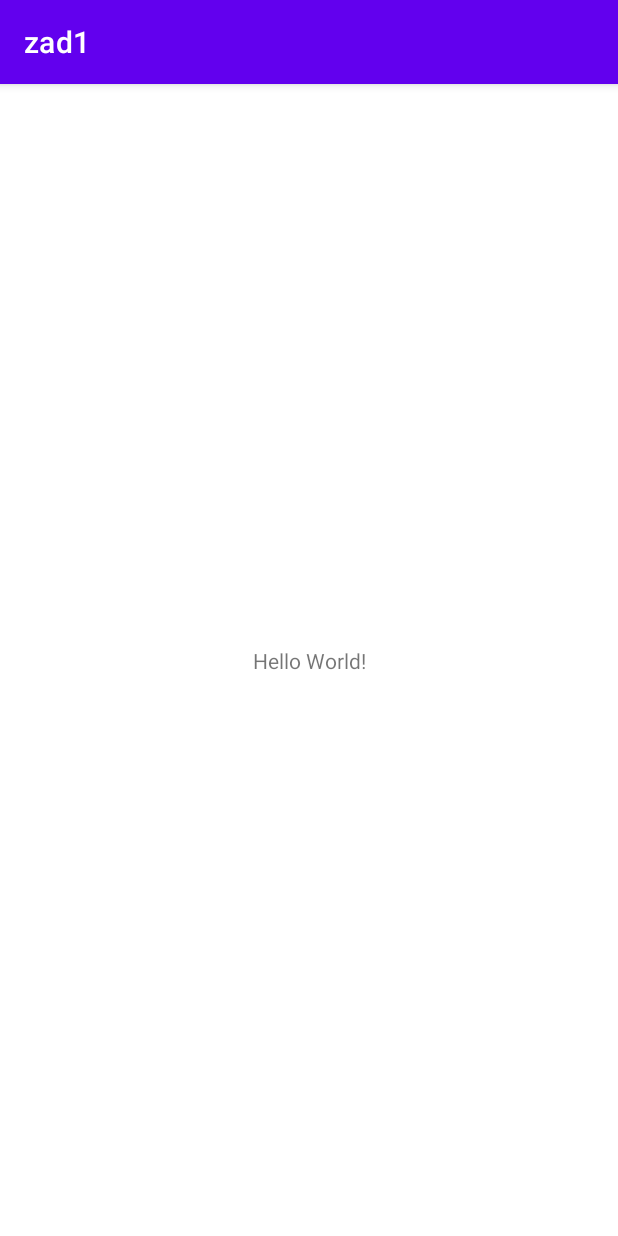
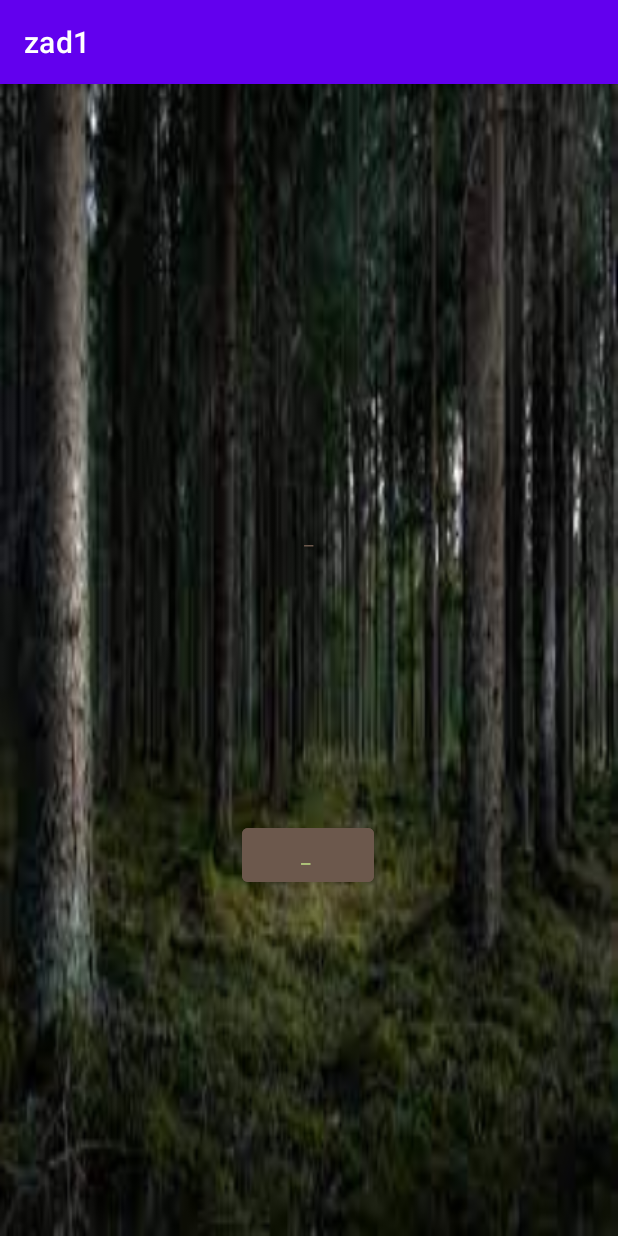
Before and after one commit to anncym21/9.09.2022, an Android app: the screen it shows after launch (MainActivity), on a phone screen of 412 x 824 dp. Run offline under Robolectric (Android 15) with nearby library versions, the phone set to English and light mode, and no system bars.

Commit message:
przycisk, tlo i tekst

```diff
--- a/app/src/main/java/com/example/zad1/MainActivity.kt
+++ b/app/src/main/java/com/example/zad1/MainActivity.kt
@@ -2,6 +2,8 @@ package com.example.zad1
 
 import androidx.appcompat.app.AppCompatActivity
 import android.os.Bundle
+
+//https://developer.android.com/develop/ui/views/layout/declaring-layout
 
 class MainActivity : AppCompatActivity() {
     override fun onCreate(savedInstanceState: Bundle?) {
--- a/app/src/main/res/layout/activity_main.xml
+++ b/app/src/main/res/layout/activity_main.xml
@@ -4,15 +4,33 @@
     xmlns:tools="http://schemas.android.com/tools"
     android:layout_width="match_parent"
     android:layout_height="match_parent"
-    tools:context=".MainActivity">
+    tools:context=".MainActivity"
+    android:background="@drawable/las">
 
     <TextView
+        android:id="@+id/nie"
+        android:layout_width="52dp"
+        android:layout_height="21dp"
+        android:layout_marginTop="292dp"
+        android:text="_"
+        android:textColor="#6C584C"
+        android:textAlignment="center"
+        app:layout_constraintEnd_toEndOf="parent"
+        app:layout_constraintHorizontal_bias="0.498"
+        app:layout_constraintStart_toStartOf="parent"
+        app:layout_constraintTop_toTopOf="parent" />
+
+    <Button
+        android:id="@+id/tak"
         android:layout_width="wrap_content"
         android:layout_height="wrap_content"
-        android:text="Hello World!"
+        android:backgroundTint="#6C584C"
+        android:text="_ "
+        android:textColor="#ADC178"
         app:layout_constraintBottom_toBottomOf="parent"
-        app:layout_constraintLeft_toLeftOf="parent"
-        app:layout_constraintRight_toRightOf="parent"
-        app:layout_constraintTop_toTopOf="parent" />
-
+        app:layout_constraintEnd_toEndOf="parent"
+        app:layout_constraintHorizontal_bias="0.498"
+        app:layout_constraintStart_toStartOf="parent"
+        app:layout_constraintTop_toBottomOf="@+id/nie"
+        app:layout_constraintVertical_bias="0.435" />
 </androidx.constraintlayout.widget.ConstraintLayout>
```
Also changed, not shown: app/src/main/res/drawable/las.jpeg (added).
